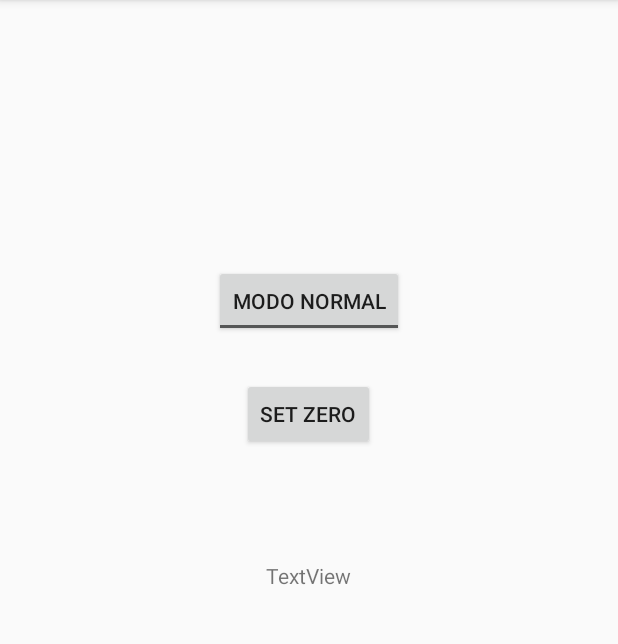
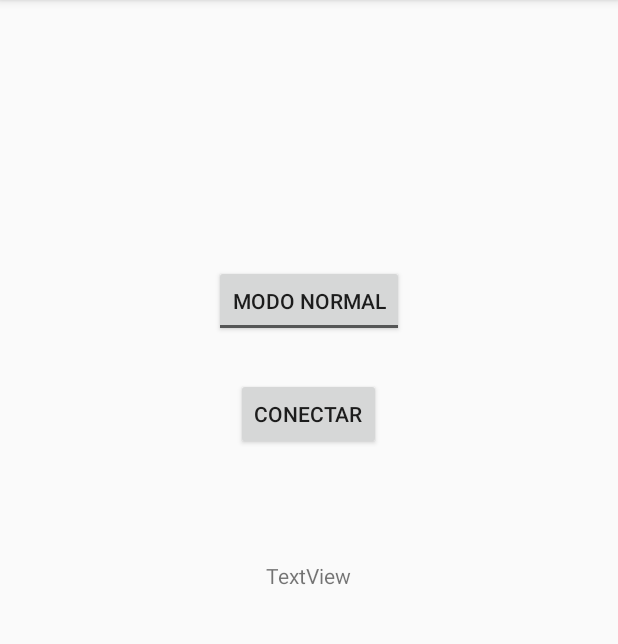
Before and after one commit to ddearauj/Scale, an Android app: the screen it shows after launch (MainActivity), on a phone screen of 412 x 824 dp, the part 84-728 px from its top. Run offline under Robolectric (Android 15) with nearby library versions, the phone set to English and light mode, and no system bars.

Commit message:
Change buttons

```diff
--- a/MyPersonalScale/app/src/main/java/com/example/fernando/mypersonalscale/MainActivity.java
+++ b/MyPersonalScale/app/src/main/java/com/example/fernando/mypersonalscale/MainActivity.java
@@ -120,8 +120,6 @@ public class MainActivity extends AppCompatActivity {
                 deviceConnected=true;
                 //beginListenForData();
             }
-
         }
     }
-
 }
--- a/MyPersonalScale/app/src/main/res/layout/activity_main.xml
+++ b/MyPersonalScale/app/src/main/res/layout/activity_main.xml
@@ -29,7 +29,7 @@
         android:id="@+id/textView" />
 
     <Button
-        android:text="@string/tara"
+        android:text="@string/connect"
         android:layout_width="wrap_content"
         android:layout_height="wrap_content"
         android:layout_marginBottom="74dp"
--- a/MyPersonalScale/app/src/main/res/values/strings.xml
+++ b/MyPersonalScale/app/src/main/res/values/strings.xml
@@ -1,6 +1,6 @@
 <resources>
     <string name="app_name">My Personal Scale</string>
-    <string name="tara">Set Zero</string>
+    <string name="connect">Conectar</string>
     <string name="modonormal">Modo Normal</string>
     <string name="modocaminha">Modo Caminhada</string>
 </resources>
```
